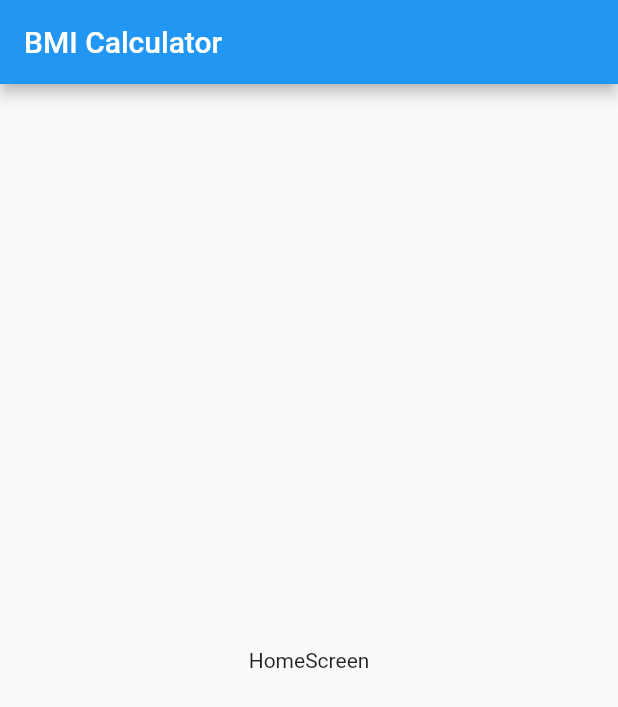
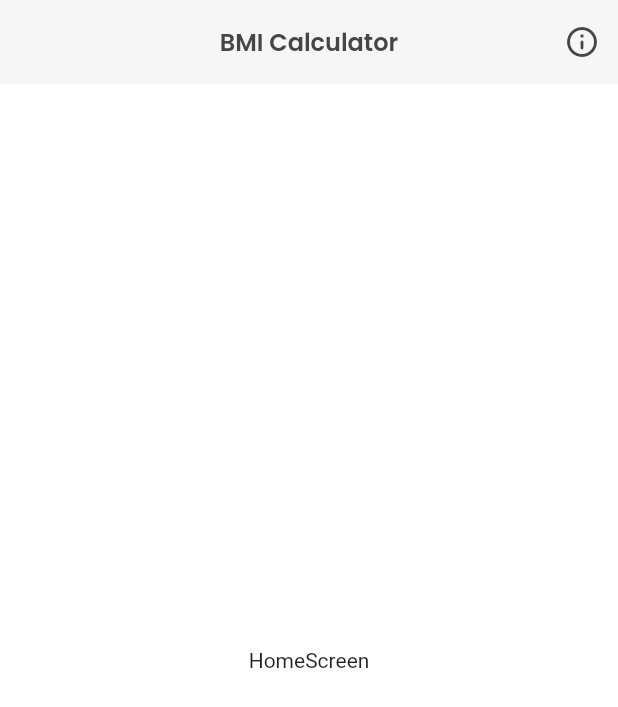
Before and after one commit to YerikAH/calc-IMC, a Flutter app: the screen it shows after launch, on a phone screen of 412 x 824 dp. Shown: the top 707 px of the screen. Run offline on Flutter 3.47's test engine with Material 2 defaults, Android fonts, the light colour scheme and no system bars.

Commit message:
add appBar

```diff
--- a/lib/main.dart
+++ b/lib/main.dart
@@ -1,4 +1,5 @@
 import 'package:app_calc_imc/routes/route_app.dart';
+import 'package:app_calc_imc/theme/theme_app.dart';
 import 'package:flutter/material.dart';
 
 void main() => runApp(const MyApp());
@@ -15,6 +16,7 @@ class MyApp extends StatelessWidget {
       initialRoute: RouteApp.initialRoute,
       routes: RouteApp.myRoutes,
       onGenerateRoute:RouteApp.generateRouting,
+      theme: ThemeApp.appConfigTheme,
     );
   }
 }
--- a/lib/screen/home_screen.dart
+++ b/lib/screen/home_screen.dart
@@ -1,3 +1,4 @@
+import 'package:app_calc_imc/theme/theme_app.dart';
 import 'package:flutter/material.dart';
 
 class HomeScreen extends StatelessWidget {
@@ -8,7 +9,11 @@ class HomeScreen extends StatelessWidget {
   Widget build(BuildContext context) {
     return Scaffold(
       appBar: AppBar(
-        title: Text("BMI Calculator"),
+        title: Text("BMI Calculator",style: Theme.of(context).textTheme.titleMedium,),
+
+        actions: [
+          IconButton(onPressed: (){}, icon: const Icon(Icons.info_outline_rounded),)
+        ],
       ),
       body: Center(
          child: Text('HomeScreen'),
--- a/lib/theme/theme_app.dart
+++ b/lib/theme/theme_app.dart
@@ -0,0 +1,30 @@
+import 'package:flutter/material.dart';
+
+class ThemeApp{
+  static const Color grayPale = Color(0xfff6f6f6);
+  static const Color black = Color(0xff464646);
+  static const Color gray = Color(0xff818181);
+  static const Color blue = Color(0xff6abceb);
+  static const Color yellow = Color(0xffefc353);
+  static const Color green = Color(0xff65a764);
+  static const Color red = Color(0xfff58a97);
+  static const Color white = Colors.white;
+
+  static final ThemeData appConfigTheme = ThemeData.light().copyWith(
+    scaffoldBackgroundColor: white,
+    appBarTheme: const AppBarTheme(
+      elevation: 0,
+      foregroundColor: black,
+      backgroundColor: grayPale,
+      centerTitle: true
+    ),
+    textTheme: ThemeData.light().textTheme.copyWith(
+      titleMedium: const TextStyle(
+        fontFamily: "Poppins",
+        color: black,
+        fontSize: 16.0,
+        fontWeight: FontWeight.w600
+      )
+    )
+  );
+}
```
Also changed, not shown: pubspec.yaml (+12 -6 lines).
